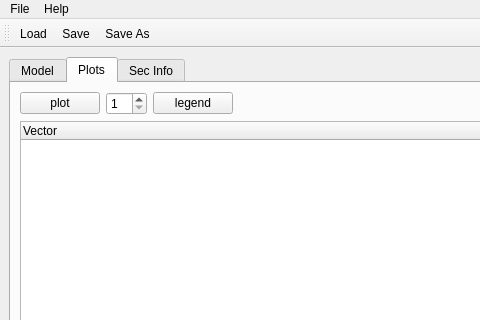
First picture: the form in neuronvisio/neuronvisio.ui, repository mattions/neuronvisio, before the edit; both pictures show x 0 to 480 and y 0 to 320 of the 579 by 423 pixel window.
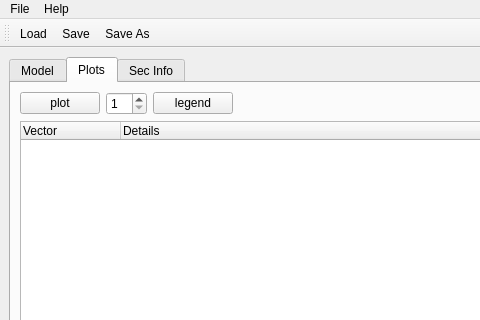
Second picture: the form after the edit. The open tabs and pages were chosen to show the change. Icons and pictures are not drawn. Custom widgets are drawn as their Qt base class.

Commit message: SynVectors loaded properly now.

Diff of the .ui file:
```diff
--- a/neuronvisio/neuronvisio.ui
+++ b/neuronvisio/neuronvisio.ui
@@ -306,13 +306,18 @@
            <enum>QAbstractItemView::MultiSelection</enum>
           </property>
           <property name="columnCount">
-           <number>1</number>
+           <number>2</number>
           </property>
           <column>
            <property name="text">
             <string>Vector</string>
            </property>
           </column>
+          <column>
+           <property name="text">
+            <string>Details</string>
+           </property>
+          </column>
          </widget>
         </item>
        </layout>
```
The commit also changes 1 other file.
